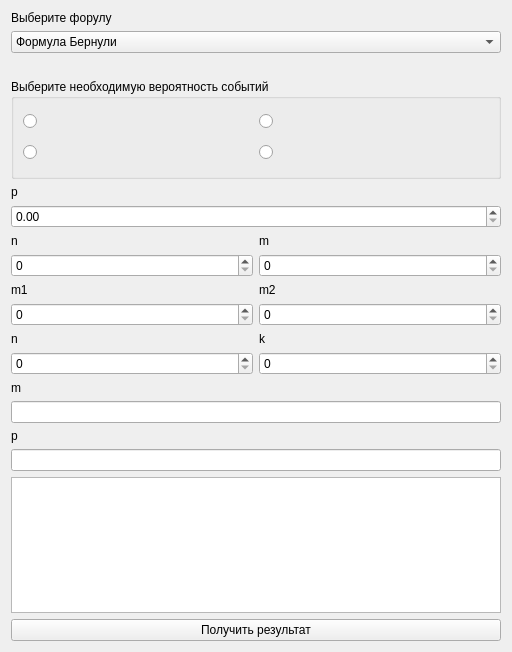
VooDooPumpkin/TVLab3, file mainwindow.ui: the form before one commit.
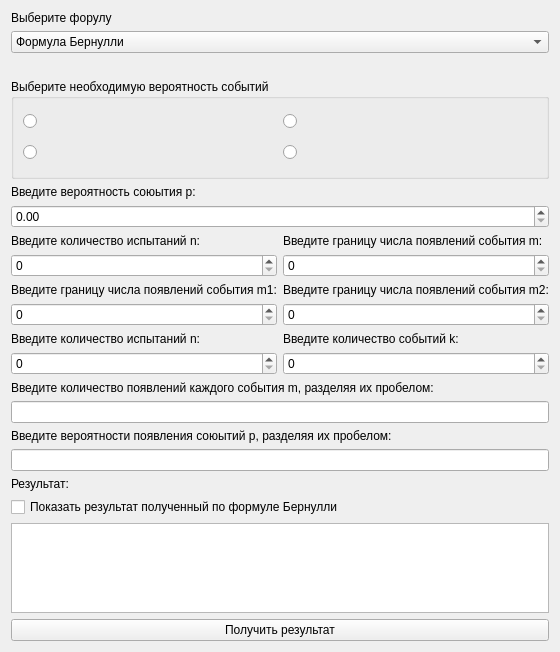
The form after the commit. Icons and pictures are not drawn.

What changed in the file:
```diff
--- a/mainwindow.ui
+++ b/mainwindow.ui
@@ -6,7 +6,7 @@
    <rect>
     <x>0</x>
     <y>0</y>
-    <width>512</width>
+    <width>518</width>
     <height>652</height>
    </rect>
   </property>
@@ -25,7 +25,7 @@
     <widget class="QComboBox" name="chooseFormula">
      <item>
       <property name="text">
-       <string>Формула Бернули</string>
+       <string>Формула Бернулли</string>
       </property>
      </item>
      <item>
@@ -40,6 +40,12 @@
      <property name="text">
       <string/>
      </property>
+     <property name="scaledContents">
+      <bool>false</bool>
+     </property>
+     <property name="alignment">
+      <set>Qt::AlignCenter</set>
+     </property>
     </widget>
    </item>
    <item>
@@ -300,12 +306,16 @@
        <item>
         <widget class="QLabel" name="label_6">
          <property name="text">
-          <string>p</string>
+          <string>Введите вероятность союытия p:</string>
          </property>
         </widget>
        </item>
        <item>
-        <widget class="QDoubleSpinBox" name="bernP"/>
+        <widget class="QDoubleSpinBox" name="bernP">
+         <property name="maximum">
+          <double>1.000000000000000</double>
+         </property>
+        </widget>
        </item>
       </layout>
      </item>
@@ -316,12 +326,16 @@
          <item>
           <widget class="QLabel" name="label_7">
            <property name="text">
-            <string>n</string>
+            <string>Введите количество испытаний n:</string>
            </property>
           </widget>
          </item>
          <item>
-          <widget class="QSpinBox" name="bernN"/>
+          <widget class="QSpinBox" name="bernN">
+           <property name="maximum">
+            <number>1000</number>
+           </property>
+          </widget>
          </item>
         </layout>
        </item>
@@ -330,12 +344,16 @@
          <item>
           <widget class="QLabel" name="label_8">
            <property name="text">
-            <string>m</string>
+            <string>Введите границу числа появлений события m:</string>
            </property>
           </widget>
          </item>
          <item>
-          <widget class="QSpinBox" name="bernM"/>
+          <widget class="QSpinBox" name="bernM">
+           <property name="maximum">
+            <number>1000</number>
+           </property>
+          </widget>
          </item>
         </layout>
        </item>
@@ -348,12 +366,16 @@
          <item>
           <widget class="QLabel" name="label_9">
            <property name="text">
-            <string>m1</string>
+            <string>Введите границу числа появлений события m1:</string>
            </property>
           </widget>
          </item>
          <item>
-          <widget class="QSpinBox" name="bernM1"/>
+          <widget class="QSpinBox" name="bernM1">
+           <property name="maximum">
+            <number>1000</number>
+           </property>
+          </widget>
          </item>
         </layout>
        </item>
@@ -362,12 +384,16 @@
          <item>
           <widget class="QLabel" name="label_10">
            <property name="text">
-            <string>m2</string>
+            <string>Введите границу числа появлений события m2:</string>
            </property>
           </widget>
          </item>
          <item>
-          <widget class="QSpinBox" name="bernM2"/>
+          <widget class="QSpinBox" name="bernM2">
+           <property name="maximum">
+            <number>1000</number>
+           </property>
+          </widget>
          </item>
         </layout>
        </item>
@@ -384,12 +410,16 @@
          <item>
           <widget class="QLabel" name="label_11">
            <property name="text">
-            <string>n</string>
+            <string>Введите количество испытаний n:</string>
            </property>
           </widget>
          </item>
          <item>
-          <widget class="QSpinBox" name="poliN"/>
+          <widget class="QSpinBox" name="poliN">
+           <property name="maximum">
+            <number>1000</number>
+           </property>
+          </widget>
          </item>
         </layout>
        </item>
@@ -398,12 +428,16 @@
          <item>
           <widget class="QLabel" name="label_12">
            <property name="text">
-            <string>k</string>
+            <string>Введите количество событий k:</string>
            </property>
           </widget>
          </item>
          <item>
-          <widget class="QSpinBox" name="poliK"/>
+          <widget class="QSpinBox" name="poliK">
+           <property name="maximum">
+            <number>1000</number>
+           </property>
+          </widget>
          </item>
         </layout>
        </item>
@@ -414,7 +448,7 @@
        <item>
         <widget class="QLabel" name="label_13">
          <property name="text">
-          <string>m</string>
+          <string>Введите количество появлений каждого события m, разделяя их пробелом:</string>
          </property>
         </widget>
        </item>
@@ -428,7 +462,7 @@
        <item>
         <widget class="QLabel" name="label_14">
          <property name="text">
-          <string>p</string>
+          <string>Введите вероятности появления союытий p, разделяя их пробелом:</string>
          </property>
         </widget>
        </item>
@@ -439,6 +473,20 @@
      </item>
     </layout>
    </item>
+   <item>
+    <widget class="QLabel" name="label_15">
+     <property name="text">
+      <string>Результат:</string>
+     </property>
+    </widget>
+   </item>
+   <item>
+    <widget class="QCheckBox" name="showBernRes">
+     <property name="text">
+      <string>Показать результат полученный по формуле Бернулли</string>
+     </property>
+    </widget>
+   </item>
    <item>
     <widget class="QTextBrowser" name="textResult"/>
    </item>
```
Left out of the diff: 5 changed lines with no effect on the pictures.
